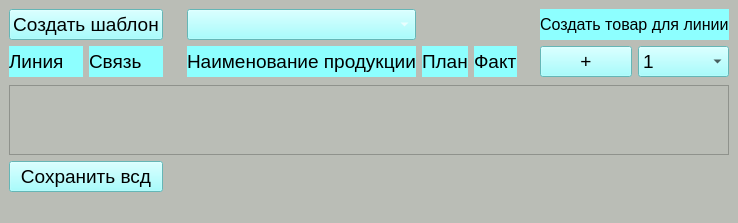
This is mainwindow.ui in avovana/master_labeling as Qt 5 draws it before an edit. The edited form follows.
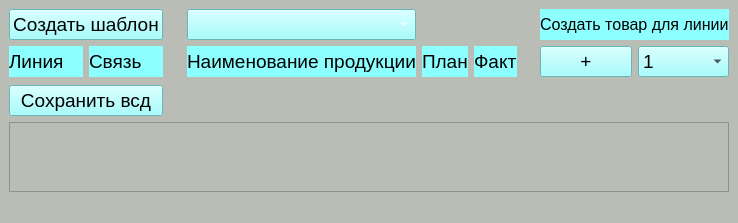
This is the edited form.

Commit message: Move button

What changed in the file:
```diff
--- a/mainwindow.ui
+++ b/mainwindow.ui
@@ -68,7 +68,7 @@
       </property>
      </widget>
     </item>
-    <item row="3" column="0" colspan="10">
+    <item row="4" column="0" colspan="10">
      <widget class="QTableWidget" name="table"/>
     </item>
     <item row="1" column="9">
@@ -237,7 +237,7 @@
       </property>
      </widget>
     </item>
-    <item row="4" column="0" colspan="2">
+    <item row="3" column="0" colspan="2">
      <widget class="QPushButton" name="save_vsd_button">
       <property name="font">
        <font>
```
